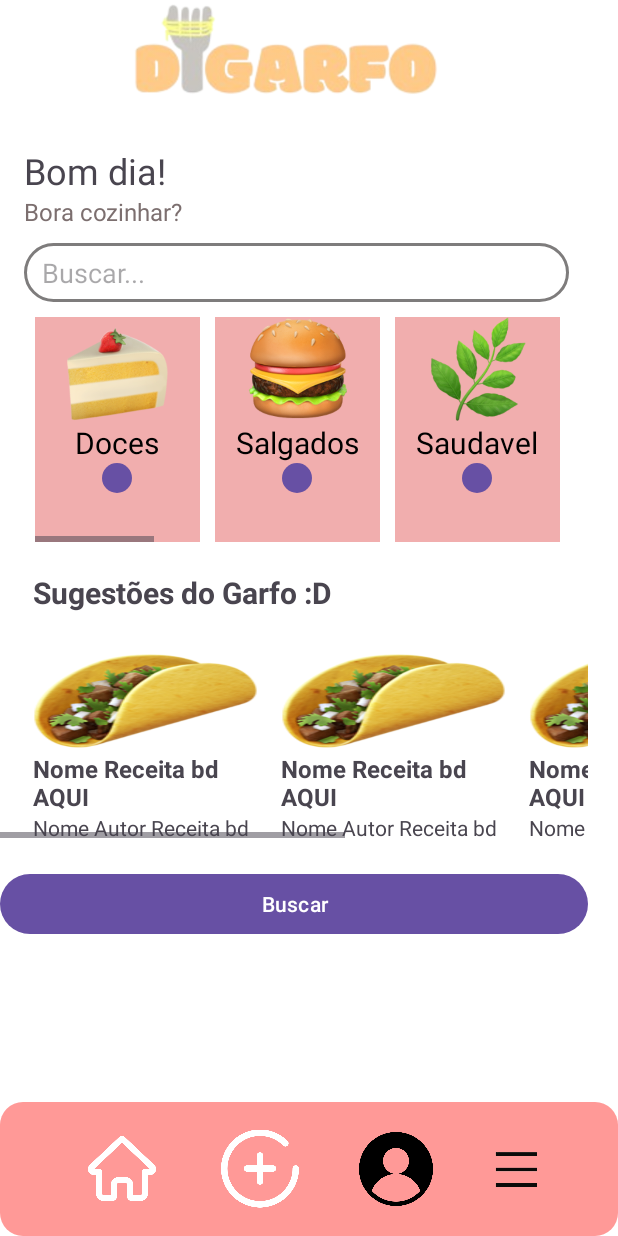
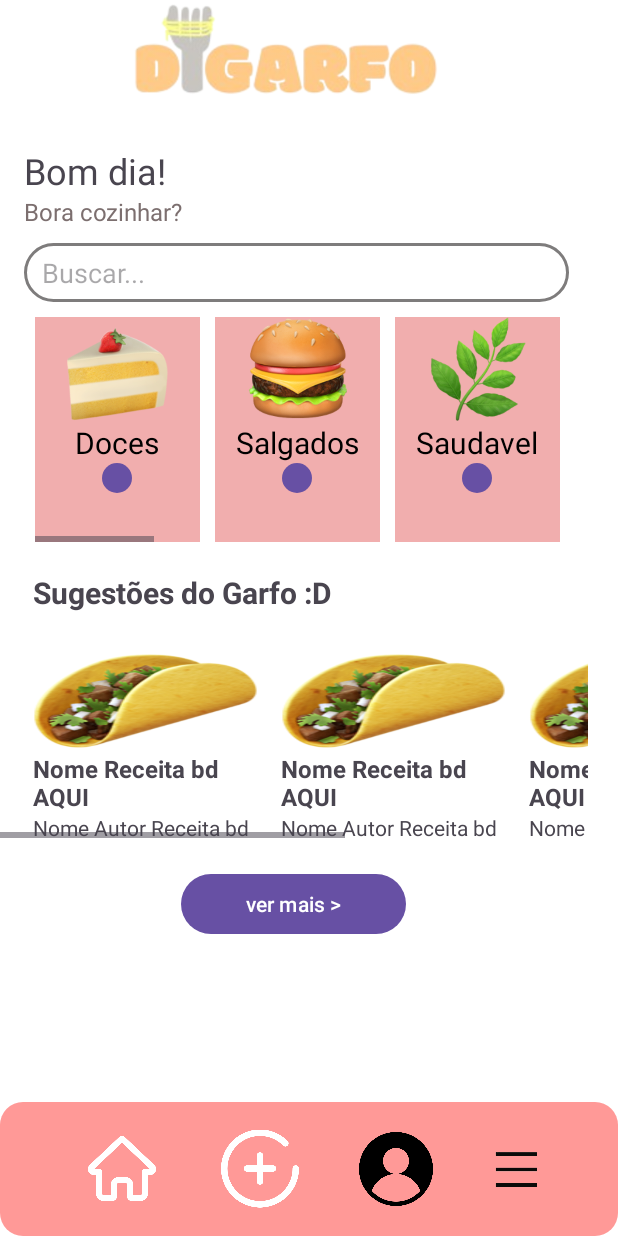
Before and after one commit to GustavoLopes12/DiGarfo, an Android app: the home screen opened directly, with no data from a screen before it, on a phone screen of 412 x 824 dp. Run offline under Robolectric (Android 15) with nearby library versions, the phone set to English and light mode, and no system bars; 8 statements that could not run were skipped.

Commit message:
editei btn de ver mais receitas home

```diff
--- a/android/digarfo/app/src/main/res/layout/activity_home.xml
+++ b/android/digarfo/app/src/main/res/layout/activity_home.xml
@@ -94,6 +94,9 @@
                 app:layout_constraintStart_toStartOf="parent"
                 app:layout_constraintTop_toTopOf="parent"
                 app:layout_constraintVertical_bias="0.24" />
+
+
+
 
             <HorizontalScrollView
                 android:layout_width="350dp"
@@ -672,53 +675,16 @@
 
                 </LinearLayout>
             </HorizontalScrollView>
-        <!--RECEITS SUGERIDAS-->
-
-
-
-
-        <!--***********************************************
-        <LinearLayout
-            android:layout_width="110dp"
-            android:layout_height="150dp"
-            android:layout_marginRight="10dp"
-            android:background="#F1AEAE"
-            android:orientation="vertical">
-
-            <ImageView
-                android:layout_width="70dp"
-                android:layout_height="70dp"
-                android:layout_gravity="center_horizontal"
-                android:background="@drawable/salada"></ImageView>
-
-            <TextView
-                android:layout_width="wrap_content"
-                android:layout_height="wrap_content"
-                android:layout_gravity="center_horizontal"
-                android:text="Salada e Vegetarianas"
-                android:textAlignment="center"
-                android:textColor="@color/black"
-                android:textSize="20sp"
-                android:visibility="visible"
-                tools:visibility="visible"></TextView>
-
-            <Button
-                android:layout_width="20dp"
-                android:layout_height="20dp"
-                android:layout_gravity="center_horizontal"
-                android:background="@drawable/botao_carrosel"
-                android:onClick="resultadopesquisa"></Button>
-
-        </LinearLayout>
-        -->
+        <!--FIM-RECEITAS SUGERIDAS-->
 
             <Button
                 android:id="@+id/btn_buscar_receita"
-            android:layout_width="match_parent"
+                android:layout_width="150dp"
+                android:layout_gravity="center_horizontal"
                 android:layout_height="wrap_content"
                 android:layout_marginTop="20dp"
                 android:onClick="irpararesultadopesq"
-            android:text="Buscar" />
+                android:text="ver mais >" />
 
         </LinearLayout>
 
```
Also changed, not shown: 1 other file. Lines whose indentation alone changed are shown as unchanged.
